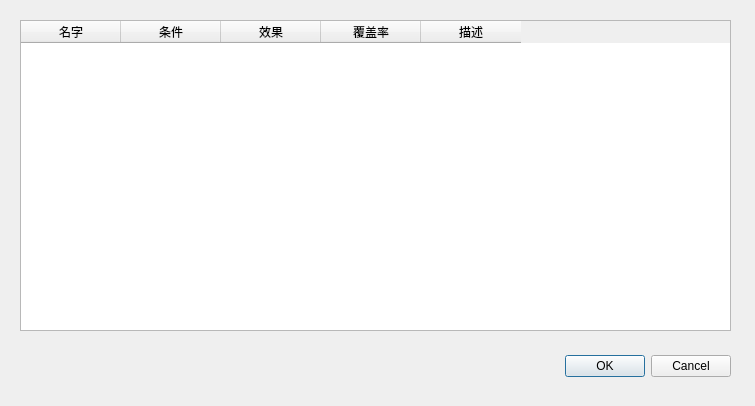
First picture: the form in data/ui/win_ratio.ui, repository gaofrank1986/gmi15, before the edit.
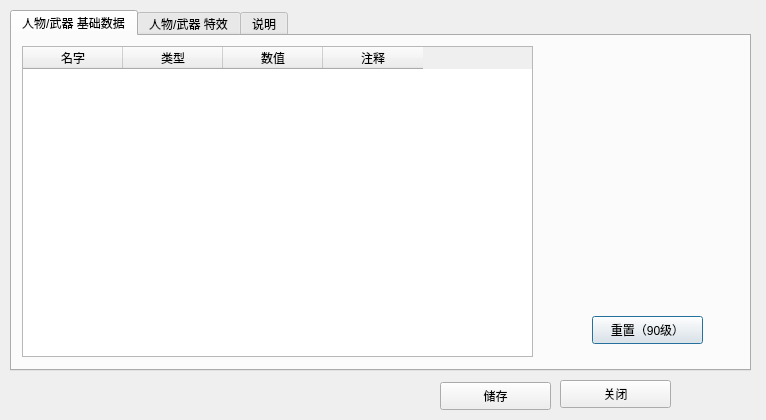
Second picture: the form after the edit.

```diff
--- a/data/ui/win_ratio.ui
+++ b/data/ui/win_ratio.ui
@@ -6,34 +6,82 @@
    <rect>
     <x>0</x>
     <y>0</y>
-    <width>755</width>
-    <height>406</height>
+    <width>766</width>
+    <height>420</height>
    </rect>
   </property>
   <property name="windowTitle">
    <string>Dialog</string>
   </property>
-  <widget class="QDialogButtonBox" name="buttonBox">
+  <widget class="QTabWidget" name="tabs">
    <property name="geometry">
     <rect>
-     <x>390</x>
-     <y>350</y>
-     <width>341</width>
-     <height>32</height>
+     <x>10</x>
+     <y>10</y>
+     <width>741</width>
+     <height>361</height>
     </rect>
    </property>
-   <property name="orientation">
-    <enum>Qt::Horizontal</enum>
+   <property name="currentIndex">
+    <number>0</number>
    </property>
-   <property name="standardButtons">
-    <set>QDialogButtonBox::Cancel|QDialogButtonBox::Ok</set>
-   </property>
-  </widget>
+   <widget class="QWidget" name="tab_2">
+    <attribute name="title">
+     <string>人物/武器 基础数据</string>
+    </attribute>
+    <widget class="QTableWidget" name="table_value">
+     <property name="geometry">
+      <rect>
+       <x>10</x>
+       <y>10</y>
+       <width>511</width>
+       <height>311</height>
+      </rect>
+     </property>
+     <column>
+      <property name="text">
+       <string>名字</string>
+      </property>
+     </column>
+     <column>
+      <property name="text">
+       <string>类型</string>
+      </property>
+     </column>
+     <column>
+      <property name="text">
+       <string>数值</string>
+      </property>
+     </column>
+     <column>
+      <property name="text">
+       <string>注释</string>
+      </property>
+     </column>
+    </widget>
+    <widget class="QPushButton" name="pb_reset">
+     <property name="geometry">
+      <rect>
+       <x>580</x>
+       <y>280</y>
+       <width>111</width>
+       <height>28</height>
+      </rect>
+     </property>
+     <property name="text">
+      <string>重置（90级）</string>
+     </property>
+    </widget>
+   </widget>
+   <widget class="QWidget" name="tab">
+    <attribute name="title">
+     <string>人物/武器 特效</string>
+    </attribute>
   <widget class="QTableWidget" name="table_ratio">
    <property name="geometry">
     <rect>
-     <x>20</x>
-     <y>20</y>
+       <x>10</x>
+       <y>10</y>
      <width>711</width>
      <height>311</height>
     </rect>
@@ -65,6 +113,66 @@
    </column>
   </widget>
  </widget>
+   <widget class="QWidget" name="tab_3">
+    <attribute name="title">
+     <string>说明</string>
+    </attribute>
+    <widget class="QPlainTextEdit" name="plainTextEdit">
+     <property name="geometry">
+      <rect>
+       <x>20</x>
+       <y>10</y>
+       <width>671</width>
+       <height>301</height>
+      </rect>
+     </property>
+     <property name="plainText">
+      <string>主界面武器未选择只显示人物，武器选择完成则显示人物和武器
+
+
+人物/武器 基础数据
+======================
+数值列可修改
+
+
+
+人物/武器 特效
+======================
+覆盖率列可修改
+
+覆盖率对同一人物不同命座存储位置不同（就是每个命座可以有不同的覆盖率，不会相互覆盖）
+</string>
+     </property>
+    </widget>
+   </widget>
+  </widget>
+  <widget class="QPushButton" name="pb_save">
+   <property name="geometry">
+    <rect>
+     <x>440</x>
+     <y>382</y>
+     <width>111</width>
+     <height>28</height>
+    </rect>
+   </property>
+   <property name="text">
+    <string>储存</string>
+   </property>
+  </widget>
+  <widget class="QPushButton" name="pb_close">
+   <property name="geometry">
+    <rect>
+     <x>560</x>
+     <y>380</y>
+     <width>111</width>
+     <height>28</height>
+    </rect>
+   </property>
+   <property name="text">
+    <string>关闭</string>
+   </property>
+  </widget>
+ </widget>
  <resources/>
  <connections>
   <connection>
```
Left out of the diff: 35 changed lines with no effect on the pictures. Lines whose indentation alone changed are shown as unchanged.
